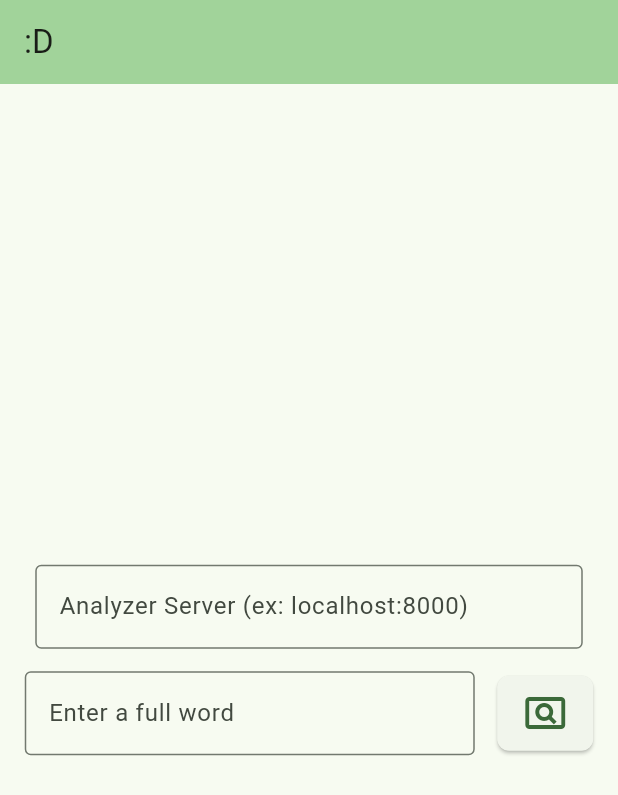
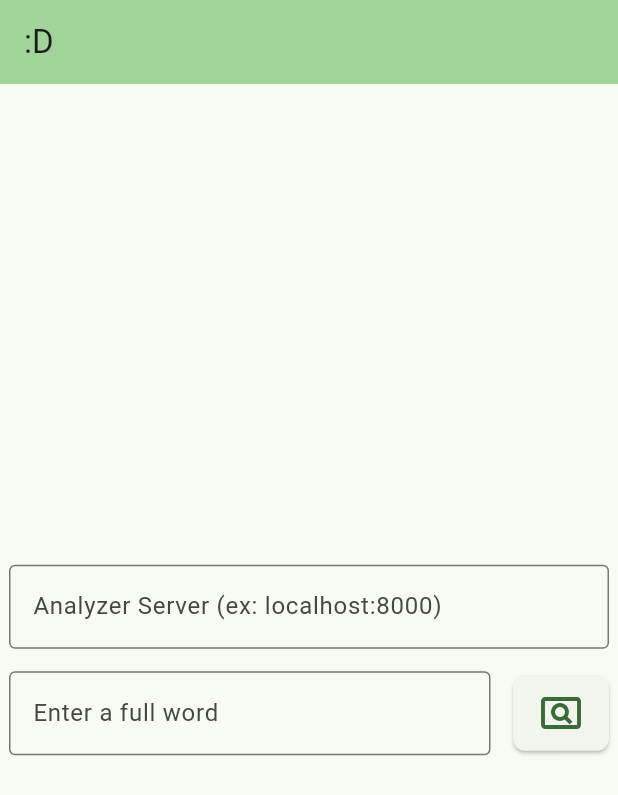
Before and after one commit to Lillyliv7/Kalaallisut-Dictionary, a Flutter app: the screen it shows after launch, on a phone screen of 412 x 824 dp. Shown: the top 795 px of the screen. Run offline on Flutter 3.47's test engine with Material 3 defaults, Android fonts, the phone set to English and light mode, and no system bars.

Commit message:
slightly fix layout

```diff
--- a/kalaallisutdictionary/lib/main.dart
+++ b/kalaallisutdictionary/lib/main.dart
@@ -80,7 +80,6 @@ class WordAnalyserPage extends StatefulWidget {
 }
 
 class _WordAnalyserPageState extends State<WordAnalyserPage> {
-//https://ordbog.gl/callback.php
   String _textValue = '';
   String _analyzerServer = '';
 
@@ -97,12 +96,16 @@ class _WordAnalyserPageState extends State<WordAnalyserPage> {
         title: Text(":D"),
       ),
       body: Center(
-        child: Column(
+        child: ConstrainedBox (
+          constraints: BoxConstraints(maxWidth:400),
+          child:
+
+
+
+        Column(
           mainAxisAlignment: .center,
           children: [
-            ConstrainedBox (
-                  constraints: BoxConstraints(maxWidth: 365),
-                  child: TextField(
+                  TextField(
                     decoration: InputDecoration(
                       hintText: 'Analyzer Server (ex: localhost:8000)',
                       border: OutlineInputBorder(),
@@ -110,15 +113,14 @@ class _WordAnalyserPageState extends State<WordAnalyserPage> {
                     onChanged: (text) {
                       setState(() { _analyzerServer = text; });
                     },
-                  )
-            ),
+                  ),
             SizedBox(height: 15),
             Row (
               mainAxisAlignment: .center,
               children: [
-                ConstrainedBox (
-                  constraints: BoxConstraints(maxWidth: 300),
-                  child: TextField(
+                Expanded (
+                  child:
+                  TextField(
                     decoration: InputDecoration(
                       hintText: 'Enter a full word',
                       border: OutlineInputBorder(),
@@ -126,8 +128,7 @@ class _WordAnalyserPageState extends State<WordAnalyserPage> {
                     onChanged: (text) {
                       setState(() { _textValue = text; });
                     },
-                  )
-                ),
+                  )),
                 SizedBox(width: 15),
                 ElevatedButton(
                   onPressed: _searchDictionary,
@@ -143,7 +144,8 @@ class _WordAnalyserPageState extends State<WordAnalyserPage> {
               ]
             ),
           ],
-        ),
+        )
+        )
       )
     );
   }
```
